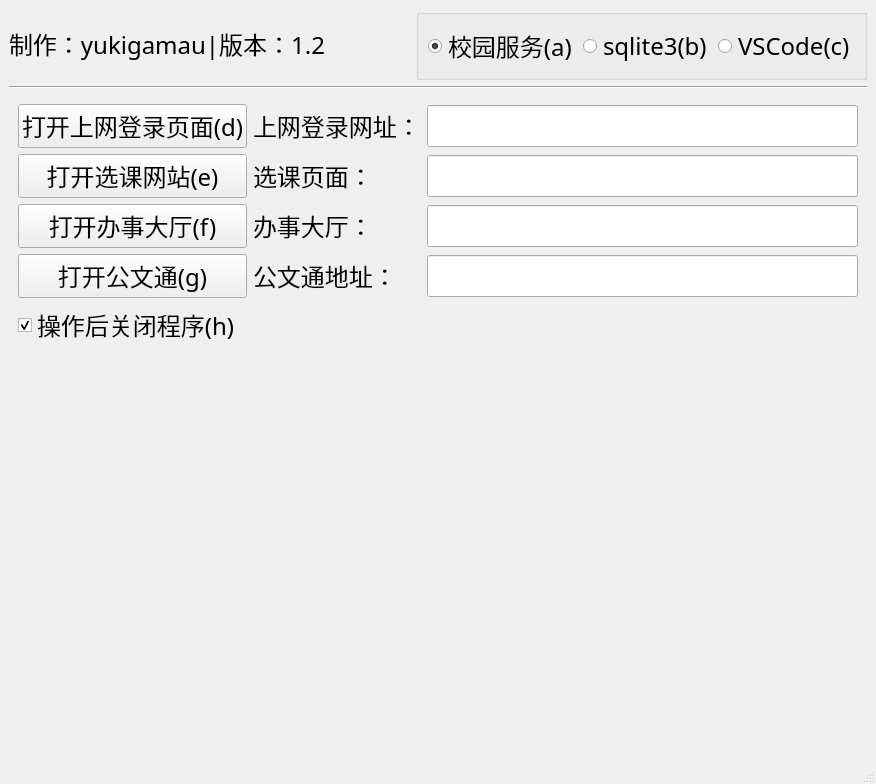
Old version of the form mainwindow.ui in the repository yukigamau/fakeCmd.
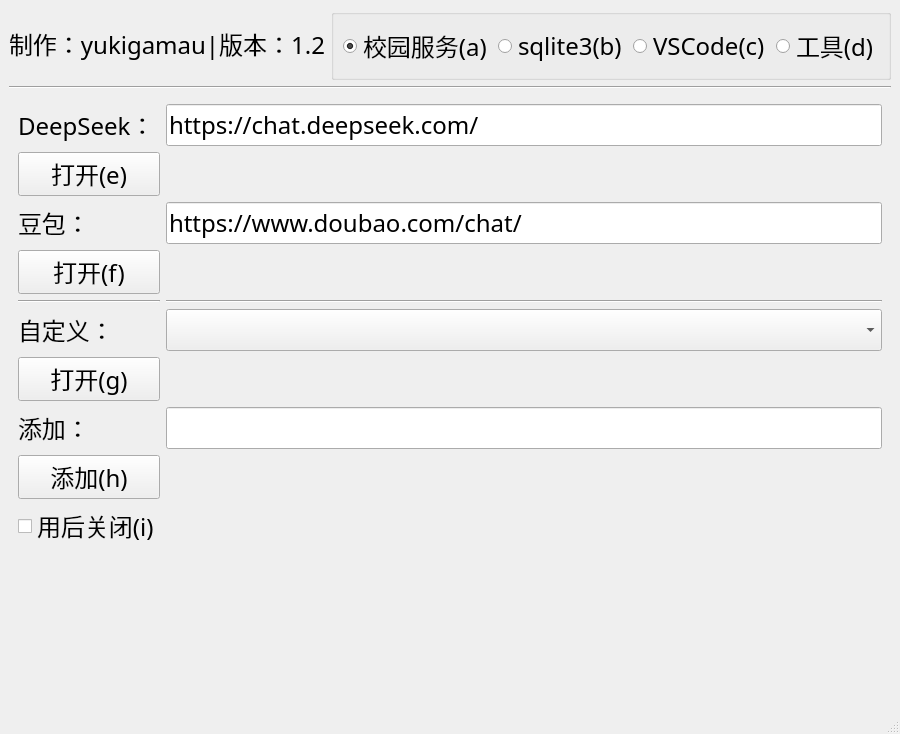
New version of the form. The open tabs and pages were chosen to show the change.

Patch:
```diff
--- a/mainwindow.ui
+++ b/mainwindow.ui
@@ -109,6 +109,16 @@
            </property>
           </widget>
          </item>
+         <item>
+          <widget class="QRadioButton" name="toolPageButton">
+           <property name="text">
+            <string>工具(d)</string>
+           </property>
+           <property name="shortcut">
+            <string>D</string>
+           </property>
+          </widget>
+         </item>
         </layout>
        </widget>
       </item>
@@ -140,10 +150,10 @@
           <item row="1" column="0">
            <widget class="QPushButton" name="websiteButton">
             <property name="text">
-             <string>打开上网登录页面(d)</string>
+             <string>打开上网登录页面(e)</string>
             </property>
             <property name="shortcut">
-             <string>D</string>
+             <string>E</string>
             </property>
            </widget>
           </item>
@@ -153,10 +163,10 @@
           <item row="3" column="0">
            <widget class="QPushButton" name="hallButton">
             <property name="text">
-             <string>打开办事大厅(f)</string>
+             <string>打开办事大厅(g)</string>
             </property>
             <property name="shortcut">
-             <string>F</string>
+             <string>G</string>
             </property>
            </widget>
           </item>
@@ -170,7 +180,7 @@
           <item row="5" column="0">
            <widget class="QCheckBox" name="shutdownBox">
             <property name="text">
-             <string>操作后关闭程序(h)</string>
+             <string>操作后关闭程序(i)</string>
             </property>
             <property name="iconSize">
              <size>
@@ -179,7 +189,7 @@
              </size>
             </property>
             <property name="shortcut">
-             <string>H</string>
+             <string>I</string>
             </property>
             <property name="checked">
              <bool>true</bool>
@@ -192,10 +202,10 @@
           <item row="2" column="0">
            <widget class="QPushButton" name="chooseClassButton">
             <property name="text">
-             <string>打开选课网站(e)</string>
+             <string>打开选课网站(f)</string>
             </property>
             <property name="shortcut">
-             <string>E</string>
+             <string>F</string>
             </property>
            </widget>
           </item>
@@ -209,10 +219,10 @@
           <item row="4" column="0">
            <widget class="QPushButton" name="documentButton">
             <property name="text">
-             <string>打开公文通(g)</string>
+             <string>打开公文通(h)</string>
             </property>
             <property name="shortcut">
-             <string>G</string>
+             <string>H</string>
             </property>
            </widget>
           </item>
@@ -250,16 +260,10 @@
           <property name="bottomMargin">
            <number>0</number>
           </property>
-          <item row="0" column="2">
-           <widget class="QComboBox" name="dbFilesChangeCCB"/>
-          </item>
-          <item row="4" column="0">
-           <widget class="QPushButton" name="runSqlButton">
+          <item row="4" column="1">
+           <widget class="QLabel" name="label_9">
             <property name="text">
-             <string>执行(ctrl+r)</string>
-            </property>
-            <property name="shortcut">
-             <string>Ctrl+R</string>
+             <string>输入代码↓</string>
             </property>
            </widget>
           </item>
@@ -283,42 +287,15 @@
             </property>
            </widget>
           </item>
-          <item row="2" column="0">
-           <widget class="QPushButton" name="openSqlViewButton">
-            <property name="text">
-             <string>表视图(F5)</string>
-            </property>
-            <property name="shortcut">
-             <string>F5</string>
-            </property>
-           </widget>
-          </item>
-          <item row="4" column="1">
-           <widget class="QLabel" name="label_9">
-            <property name="text">
-             <string>输入代码↓</string>
-            </property>
-           </widget>
-          </item>
-          <item row="2" column="2">
-           <widget class="QLineEdit" name="tableNameText"/>
+          <item row="0" column="2">
+           <widget class="QComboBox" name="dbFilesChangeCCB"/>
           </item>
           <item row="0" column="0">
            <layout class="QVBoxLayout" name="verticalLayout_4">
             <item>
              <widget class="QPushButton" name="dbFilesChangeButton">
               <property name="text">
-               <string>修改数据库名单(d)</string>
-              </property>
-              <property name="shortcut">
-               <string>D</string>
-              </property>
-             </widget>
-            </item>
-            <item>
-             <widget class="QPushButton" name="sortCCBButton">
-              <property name="text">
-               <string>排序(e)</string>
+               <string>修改数据库名单(e)</string>
               </property>
               <property name="shortcut">
                <string>E</string>
@@ -327,6 +304,29 @@
             </item>
            </layout>
           </item>
+          <item row="2" column="2">
+           <widget class="QLineEdit" name="tableNameText"/>
+          </item>
+          <item row="2" column="0">
+           <widget class="QPushButton" name="openSqlViewButton">
+            <property name="text">
+             <string>表视图(F5)</string>
+            </property>
+            <property name="shortcut">
+             <string>F5</string>
+            </property>
+           </widget>
+          </item>
+          <item row="4" column="0">
+           <widget class="QPushButton" name="runSqlButton">
+            <property name="text">
+             <string>执行(ctrl+r)</string>
+            </property>
+            <property name="shortcut">
+             <string>Ctrl+R</string>
+            </property>
+           </widget>
+          </item>
          </layout>
         </item>
         <item>
@@ -458,6 +458,135 @@
         </item>
        </layout>
       </widget>
+      <widget class="QWidget" name="toolPage">
+       <layout class="QGridLayout" name="gridLayout_3">
+        <item row="3" column="0">
+         <widget class="QPushButton" name="doubaoButton">
+          <property name="text">
+           <string>打开(f)</string>
+          </property>
+          <property name="shortcut">
+           <string>F</string>
+          </property>
+         </widget>
+        </item>
+        <item row="4" column="0">
+         <widget class="Line" name="line">
+          <property name="orientation">
+           <enum>Qt::Orientation::Horizontal</enum>
+          </property>
+         </widget>
+        </item>
+        <item row="4" column="1">
+         <widget class="Line" name="line_3">
+          <property name="orientation">
+           <enum>Qt::Orientation::Horizontal</enum>
+          </property>
+         </widget>
+        </item>
+        <item row="2" column="0">
+         <widget class="QLabel" name="label_18">
+          <property name="text">
+           <string>豆包：</string>
+          </property>
+         </widget>
+        </item>
+        <item row="7" column="0">
+         <widget class="QLabel" name="label_20">
+          <property name="text">
+           <string>添加：</string>
+          </property>
+         </widget>
+        </item>
+        <item row="8" column="0">
+         <widget class="QPushButton" name="addButton">
+          <property name="text">
+           <string>添加(h)</string>
+          </property>
+          <property name="shortcut">
+           <string>H</string>
+          </property>
+         </widget>
+        </item>
+        <item row="7" column="1">
+         <widget class="QLineEdit" name="addText"/>
+        </item>
+        <item row="0" column="1">
+         <widget class="QLineEdit" name="deepseekText">
+          <property name="text">
+           <string>https://chat.deepseek.com/</string>
+          </property>
+         </widget>
+        </item>
+        <item row="5" column="1">
+         <widget class="QComboBox" name="diyCCB"/>
+        </item>
+        <item row="6" column="0">
+         <widget class="QPushButton" name="diyButton">
+          <property name="text">
+           <string>打开(g)</string>
+          </property>
+          <property name="shortcut">
+           <string>G</string>
+          </property>
+         </widget>
+        </item>
+        <item row="2" column="1">
+         <widget class="QLineEdit" name="doubaoText">
+          <property name="text">
+           <string>https://www.doubao.com/chat/</string>
+          </property>
+         </widget>
+        </item>
+        <item row="10" column="0">
+         <spacer name="verticalSpacer_4">
+          <property name="orientation">
+           <enum>Qt::Orientation::Vertical</enum>
+          </property>
+          <property name="sizeHint" stdset="0">
+           <size>
+            <width>20</width>
+            <height>40</height>
+           </size>
+          </property>
+         </spacer>
+        </item>
+        <item row="5" column="0">
+         <widget class="QLabel" name="label_19">
+          <property name="text">
+           <string>自定义：</string>
+          </property>
+         </widget>
+        </item>
+        <item row="1" column="0">
+         <widget class="QPushButton" name="deepseekButton">
+          <property name="text">
+           <string>打开(e)</string>
+          </property>
+          <property name="shortcut">
+           <string>E</string>
+          </property>
+         </widget>
+        </item>
+        <item row="0" column="0">
+         <widget class="QLabel" name="label_17">
+          <property name="text">
+           <string>DeepSeek：</string>
+          </property>
+         </widget>
+        </item>
+        <item row="9" column="0">
+         <widget class="QCheckBox" name="shutdownForToolBox">
+          <property name="text">
+           <string>用后关闭(i)</string>
+          </property>
+          <property name="shortcut">
+           <string>I</string>
+          </property>
+         </widget>
+        </item>
+       </layout>
+      </widget>
       <widget class="QWidget" name="dbFilesChangePage">
        <layout class="QVBoxLayout" name="verticalLayout_3">
         <item>
```
